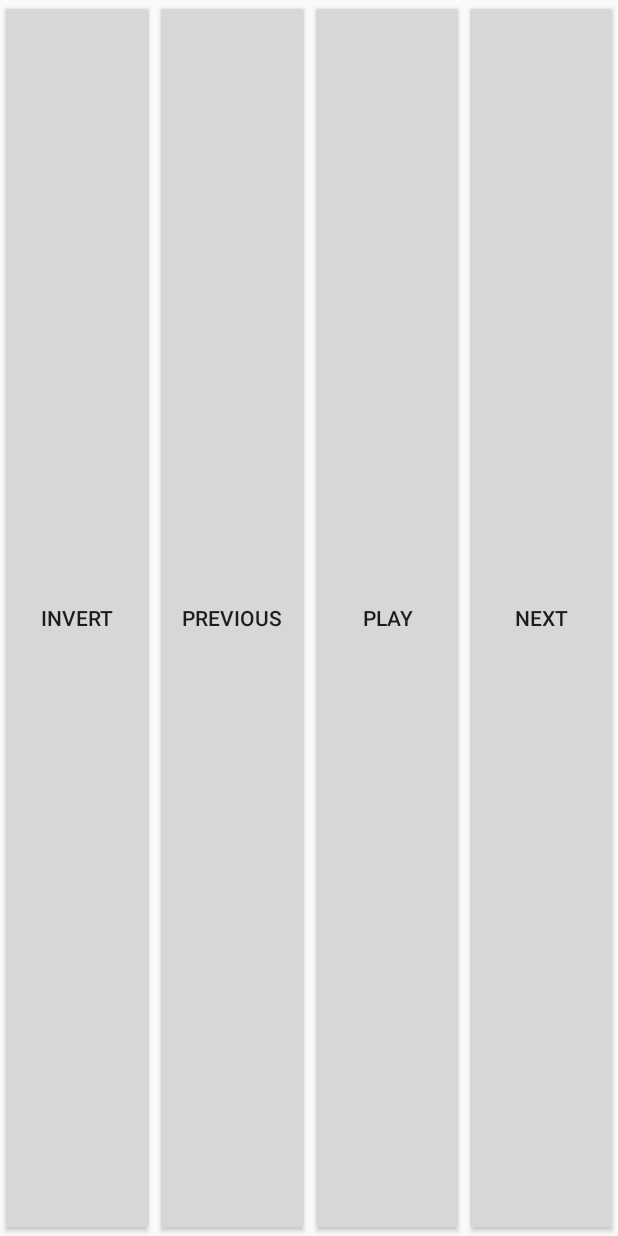
After one commit to Requinard/android-wallpaper-changer, an Android app: the layout widget_big.xml on its own in the app's theme, with its tools: preview values and no code run, on a phone screen of 412 x 824 dp. The commit adds this screen. Run offline under Robolectric (Android 15) with nearby library versions, the phone set to English and light mode, and no system bars.

Commit message:
Added new big control panel

```diff
--- a/app/src/main/java/com/terarion/wallpaper_changer/ui/activities/AlbumDetailActivity.kt
+++ b/app/src/main/java/com/terarion/wallpaper_changer/ui/activities/AlbumDetailActivity.kt
@@ -15,7 +15,7 @@ import android.view.ViewGroup
 import android.widget.ImageView
 import com.squareup.picasso.Picasso
 import com.terarion.wallpaper_changer.R
-import com.terarion.wallpaper_changer.WallpaperChangerReceiver
+import com.terarion.wallpaper_changer.receivers.NextReceiver
 import com.terarion.wallpaper_changer.model.DataHolder
 import com.terarion.wallpaper_changer.model.Image
 import com.terarion.wallpaper_changer.util.delegators.view
@@ -42,7 +42,7 @@ class AlbumDetailActivity() : AppCompatActivity() {
             Picasso.with(this@AlbumDetailActivity).load(image.file).into(holder.image)
 
             holder.image.setOnClickListener {
-                val intent = Intent(this@AlbumDetailActivity, WallpaperChangerReceiver::class.java)
+                val intent = Intent(this@AlbumDetailActivity, NextReceiver::class.java)
                 intent.putExtra("file", image.file.absolutePath)
                 Snackbar.make(coordinator, "Setting wallpaper ...", Snackbar.LENGTH_SHORT).show()
                 sendBroadcast(intent)
--- a/app/src/main/java/com/terarion/wallpaper_changer/ui/widgets/ChangeWallpaperWidgetProvider.kt
+++ b/app/src/main/java/com/terarion/wallpaper_changer/ui/widgets/ChangeWallpaperWidgetProvider.kt
@@ -9,7 +9,7 @@ import android.content.Intent
 import android.util.Log
 import android.widget.RemoteViews
 import com.terarion.wallpaper_changer.R
-import com.terarion.wallpaper_changer.WallpaperChangerReceiver
+import com.terarion.wallpaper_changer.receivers.NextReceiver
 
 /**
  * Created by david on 8/15/16.
@@ -31,7 +31,7 @@ class ChangeWallpaperWidgetProvider : AppWidgetProvider() {
 
         Log.d(tag, "Received pending intent")
         if (intent.action == name) {
-            val intent = Intent(context, WallpaperChangerReceiver::class.java)
+            val intent = Intent(context, NextReceiver::class.java)
             Log.d(tag, "broadcasting wallpaper change")
 
             context.sendBroadcast(intent)
--- a/app/src/main/java/com/terarion/wallpaper_changer/ui/widgets/InvertAlbumWidgetProvider.kt
+++ b/app/src/main/java/com/terarion/wallpaper_changer/ui/widgets/InvertAlbumWidgetProvider.kt
@@ -8,9 +8,9 @@ import android.content.Context
 import android.content.Intent
 import android.util.Log
 import android.widget.RemoteViews
-import com.terarion.wallpaper_changer.InvertAlbumReceiver
+import com.terarion.wallpaper_changer.receivers.InvertReceiver
 import com.terarion.wallpaper_changer.R
-import com.terarion.wallpaper_changer.WallpaperChangerReceiver
+import com.terarion.wallpaper_changer.receivers.NextReceiver
 
 /**
  * Created by david on 9/28/16.
@@ -32,7 +32,7 @@ class InvertAlbumWidgetProvider : AppWidgetProvider() {
 
         Log.d(tag, "Received pending intent")
         if (intent.action == name) {
-            val intent = Intent(context, InvertAlbumReceiver::class.java)
+            val intent = Intent(context, InvertReceiver::class.java)
             Log.d(tag, "broadcasting wallpaper change")
 
             context.sendBroadcast(intent)
--- /dev/null
+++ b/app/src/main/res/layout/widget_big.xml
@@ -0,0 +1,28 @@
+<?xml version="1.0" encoding="utf-8"?>
+<LinearLayout xmlns:android="http://schemas.android.com/apk/res/android"
+              android:orientation="horizontal"
+              android:weightSum="20"
+              android:layout_width="match_parent"
+              android:layout_height="match_parent">
+    <Button android:layout_width="match_parent"
+            android:layout_height="match_parent"
+            android:id="@+id/widget_invert"
+            android:layout_weight="5"
+            android:text="Invert"/>
+    <Button android:layout_width="match_parent"
+            android:layout_height="match_parent"
+            android:id="@+id/widget_previous"
+            android:layout_weight="5"
+            android:text="Previous"/>
+    <Button android:layout_width="match_parent"
+            android:layout_height="match_parent"
+            android:id="@+id/widget_pauseplay"
+            android:layout_weight="5"
+            android:text="Play"/>
+    <Button android:layout_width="match_parent"
+            android:layout_height="match_parent"
+            android:id="@+id/widget_next"
+            android:layout_weight="5"
+            android:text="Next"/>
+
+</LinearLayout>
```
Also changed, not shown: app/build.gradle (+5 -2 lines), app/src/main/AndroidManifest.xml (+20 -2 lines), app/src/main/java/com/terarion/wallpaper_changer/model/DataHolder.kt (+5 -5 lines), app/src/main/java/com/terarion/wallpaper_changer/receivers/ChangeReceiver.kt (renamed from app/src/main/java/com/terarion/wallpaper_changer/WallpaperChangeIntent.kt, +14 -8 lines), app/src/main/java/com/terarion/wallpaper_changer/receivers/InvertReceiver.kt (renamed from app/src/main/java/com/terarion/wallpaper_changer/InvertAlbumReceiver.kt, +6 -3 lines), app/src/main/java/com/terarion/wallpaper_changer/receivers/PlayPauseReceiver.kt (added, +36 -0 lines), app/src/main/java/com/terarion/wallpaper_changer/ui/activities/MainActivity.kt (+4 -4 lines), app/src/main/java/com/terarion/wallpaper_changer/ui/widgets/BigWidget.kt (added, +68 -0 lines), app/src/main/res/xml/big_widget.xml (added, +8 -0 lines).
